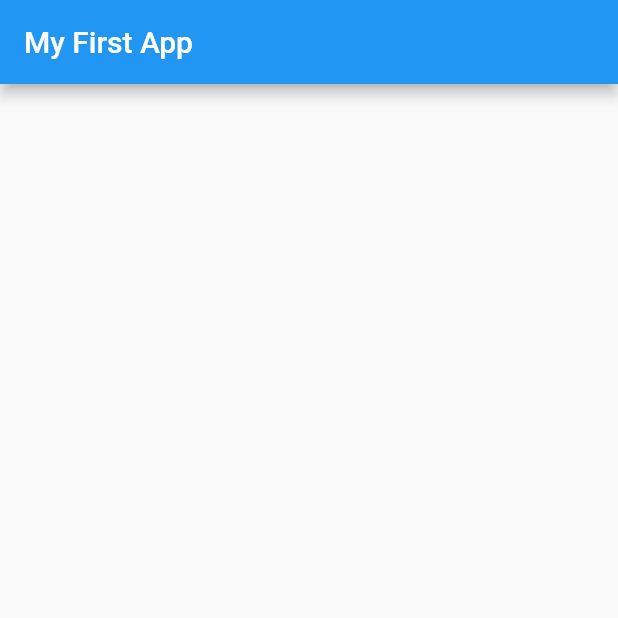
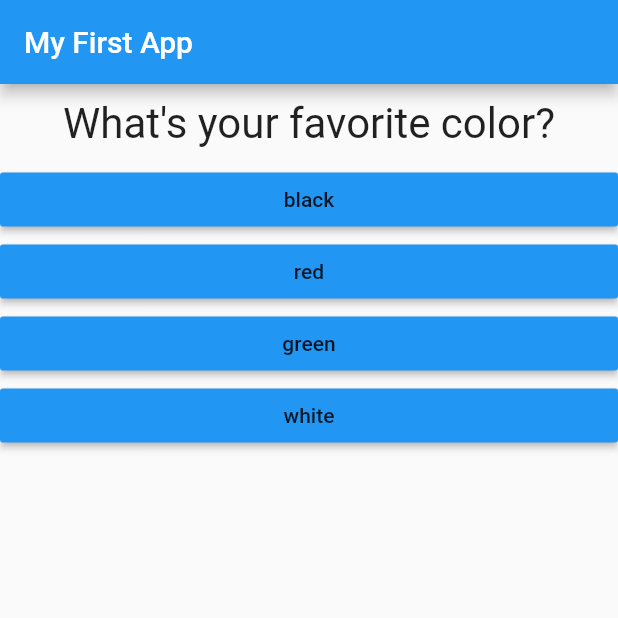
Before and after one commit to MartinsGrinfelds/flutter_sandbox, a Flutter app: the screen it shows after launch, on a phone screen of 412 x 824 dp, the top half of it. Run offline on Flutter 3.47's test engine with Material 2 defaults, Android fonts, the phone set to English and light mode, and no system bars.

Commit message:
Section 4

```diff
--- /dev/null
+++ b/lib/answer.dart
@@ -0,0 +1,20 @@
+import 'package:flutter/material.dart';
+
+class Answer extends StatelessWidget {
+  final Function selectHandler;
+  final String answerText;
+
+  Answer(this.selectHandler, this.answerText);
+
+  @override
+  Widget build(BuildContext context) {
+    return Container(
+      width: double.infinity,
+      child: RaisedButton(
+        color: Colors.blue,
+        child: Text(answerText),
+        onPressed: selectHandler,
+      ),
+    );
+  }
+}
--- a/lib/main.dart
+++ b/lib/main.dart
@@ -1,10 +1,78 @@
 import 'package:flutter/material.dart';
+import 'package:my_app/result.dart';
+
+import './quiz.dart';
+import './result.dart';
 
 void main() {
   runApp(MyApp());
 }
 
-class MyApp extends StatelessWidget {
+class MyApp extends StatefulWidget {
+  @override
+  State<StatefulWidget> createState() {
+    // TODO: implement createState
+    return _MyAppState();
+  }
+}
+
+class _MyAppState extends State<MyApp> {
+  final _questions = const [
+    {
+      'questionText': 'What\'s your favorite color?',
+      'answers': [
+        {'text': 'black', 'score': 10},
+        {'text': 'red', 'score': 5},
+        {'text': 'green', 'score': 3},
+        {'text': 'white', 'score': 1}
+      ],
+    },
+    {
+      'questionText': 'What\'s your favorite animal?',
+      'answers': [
+        {'text': 'Rabbit', 'score': 3},
+        {'text': 'Snake', 'score': 11},
+        {'text': 'Elephant', 'score': 5},
+        {'text': 'Lion', 'score': 9}
+      ],
+    },
+    {
+      'questionText': 'Who\'s your favorite instructor?',
+      'answers': [
+        {'text': 'Max', 'score': 4},
+        {'text': 'John', 'score': 3},
+        {'text': 'Chris', 'score': 2},
+        {'text': 'Brian', 'score': 1}
+      ],
+    },
+  ];
+
+  var _questionIndex = 0;
+  var _totalScore = 0;
+
+  void _resetQuiz() {
+    setState(() {});
+    _questionIndex = 0;
+    _totalScore = 0;
+  }
+
+  void _answerQuestion(int score) {
+    //var aBool = true;
+    // aBool = false;
+    _totalScore += score;
+
+    setState(() {
+      _questionIndex = _questionIndex + 1;
+    });
+
+    print(_questionIndex);
+    if (_questionIndex < _questions.length) {
+      print('We have more questions!');
+    } else {
+      print('No more questions!');
+    }
+  }
+
   @override
   Widget build(BuildContext context) {
     return MaterialApp(
@@ -12,7 +80,13 @@ class MyApp extends StatelessWidget {
         appBar: AppBar(
           title: Text('My First App'),
         ),
-        //body: Text('This is my default text!'),
+        body: _questionIndex < _questions.length
+            ? Quiz(
+                answerQuestion: _answerQuestion,
+                questionIndex: _questionIndex,
+                questions: _questions,
+              )
+            : Result(_totalScore, _resetQuiz),
       ),
     );
   }
--- /dev/null
+++ b/lib/question.dart
@@ -0,0 +1,20 @@
+import 'package:flutter/material.dart';
+
+class Question extends StatelessWidget {
+  final String questionText;
+
+  Question(this.questionText);
+
+  @override
+  Widget build(BuildContext context) {
+    return Container(
+      width: double.infinity,
+      margin: EdgeInsets.all(10),
+      child: Text(
+        questionText,
+        style: TextStyle(fontSize: 28),
+        textAlign: TextAlign.center,
+      ),
+    );
+  }
+}
--- /dev/null
+++ b/lib/quiz.dart
@@ -0,0 +1,30 @@
+import 'package:flutter/material.dart';
+
+import './question.dart';
+import './answer.dart';
+
+class Quiz extends StatelessWidget {
+  final List<Map<String, Object>> questions;
+  final int questionIndex;
+  final Function answerQuestion;
+
+  Quiz(
+      {@required this.questions,
+      @required this.answerQuestion,
+      @required this.questionIndex});
+
+  @override
+  Widget build(BuildContext context) {
+    return Column(
+      children: [
+        Question(
+          questions[questionIndex]['questionText'],
+        ),
+        ...(questions[questionIndex]['answers'] as List<Map<String, Object>>)
+            .map((answer) {
+          return Answer(() => answerQuestion(answer['score']), answer['text']);
+        }).toList()
+      ],
+    );
+  }
+}
```
Also changed, not shown: lib/result.dart (added, +42 -0 lines).
